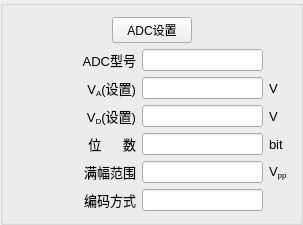
Old version of the form soft/zebra-scope/AdcSettingsWidget.ui in the repository Quenii/ADCEVM.
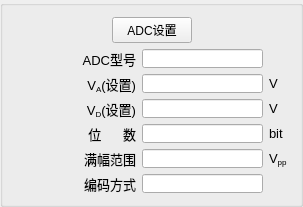
New version of the form.

```diff
--- a/soft/zebra-scope/AdcSettingsWidget.ui
+++ b/soft/zebra-scope/AdcSettingsWidget.ui
@@ -7,7 +7,7 @@
     <x>0</x>
     <y>0</y>
     <width>303</width>
-    <height>201</height>
+    <height>207</height>
    </rect>
   </property>
   <property name="windowTitle">
@@ -22,7 +22,7 @@
      <property name="maximumSize">
       <size>
        <width>16777215</width>
-       <height>227</height>
+       <height>207</height>
       </size>
      </property>
      <property name="title">
@@ -320,6 +320,19 @@
         </property>
        </spacer>
       </item>
+      <item row="2" column="1">
+       <spacer name="verticalSpacer_2">
+        <property name="orientation">
+         <enum>Qt::Vertical</enum>
+        </property>
+        <property name="sizeHint" stdset="0">
+         <size>
+          <width>20</width>
+          <height>40</height>
+         </size>
+        </property>
+       </spacer>
+      </item>
      </layout>
     </widget>
    </item>
```
